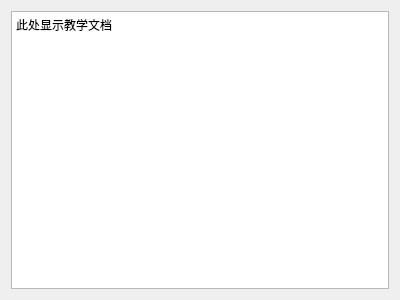
Qt form StudyResourse.ui (TenWoods/PBR_Renderer) before a commit.
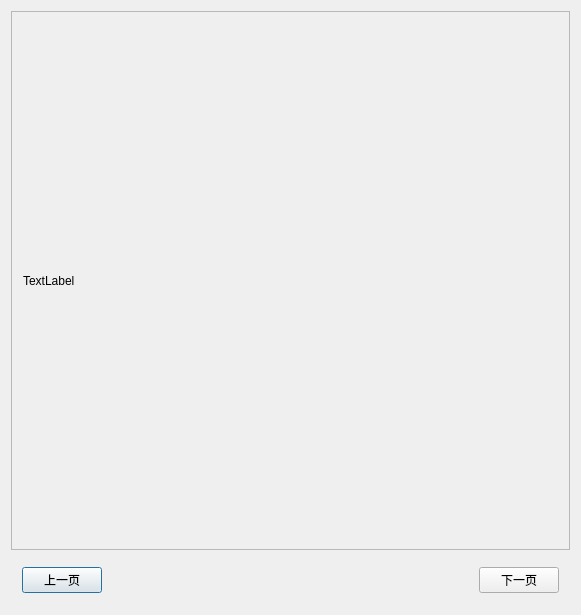
The same form after that commit.

Commit message: 教学界面交互完成

```diff
--- a/StudyResourse.ui
+++ b/StudyResourse.ui
@@ -6,8 +6,8 @@
    <rect>
     <x>0</x>
     <y>0</y>
-    <width>400</width>
-    <height>300</height>
+    <width>581</width>
+    <height>615</height>
    </rect>
   </property>
   <property name="windowTitle">
@@ -15,14 +15,68 @@
   </property>
   <layout class="QVBoxLayout" name="verticalLayout">
    <item>
-    <widget class="QTextBrowser" name="textBrowser">
-     <property name="html">
-      <string>&lt;!DOCTYPE HTML PUBLIC &quot;-//W3C//DTD HTML 4.0//EN&quot; &quot;http://www.w3.org/TR/REC-html40/strict.dtd&quot;&gt;
-&lt;html&gt;&lt;head&gt;&lt;meta name=&quot;qrichtext&quot; content=&quot;1&quot; /&gt;&lt;style type=&quot;text/css&quot;&gt;
-p, li { white-space: pre-wrap; }
-&lt;/style&gt;&lt;/head&gt;&lt;body style=&quot; font-family:'SimSun'; font-size:9pt; font-weight:400; font-style:normal;&quot;&gt;
-&lt;p style=&quot; margin-top:0px; margin-bottom:0px; margin-left:0px; margin-right:0px; -qt-block-indent:0; text-indent:0px;&quot;&gt;此处显示教学文档&lt;/p&gt;&lt;/body&gt;&lt;/html&gt;</string>
+    <widget class="QScrollArea" name="scrollArea">
+     <property name="widgetResizable">
+      <bool>true</bool>
      </property>
+     <widget class="QWidget" name="scrollAreaWidgetContents">
+      <property name="geometry">
+       <rect>
+        <x>0</x>
+        <y>0</y>
+        <width>561</width>
+        <height>548</height>
+       </rect>
+      </property>
+      <layout class="QGridLayout" name="gridLayout">
+       <item row="0" column="0">
+        <widget class="QLabel" name="label">
+         <property name="sizePolicy">
+          <sizepolicy hsizetype="Preferred" vsizetype="Preferred">
+           <horstretch>0</horstretch>
+           <verstretch>0</verstretch>
+          </sizepolicy>
+         </property>
+         <property name="text">
+          <string>TextLabel</string>
+         </property>
+        </widget>
+       </item>
+      </layout>
+     </widget>
+    </widget>
+   </item>
+   <item>
+    <widget class="QWidget" name="widget" native="true">
+     <layout class="QHBoxLayout" name="horizontalLayout">
+      <item>
+       <widget class="QPushButton" name="upButton">
+        <property name="text">
+         <string>上一页</string>
+        </property>
+       </widget>
+      </item>
+      <item>
+       <spacer name="horizontalSpacer">
+        <property name="orientation">
+         <enum>Qt::Horizontal</enum>
+        </property>
+        <property name="sizeHint" stdset="0">
+         <size>
+          <width>40</width>
+          <height>20</height>
+         </size>
+        </property>
+       </spacer>
+      </item>
+      <item>
+       <widget class="QPushButton" name="downButton">
+        <property name="text">
+         <string>下一页</string>
+        </property>
+       </widget>
+      </item>
+     </layout>
     </widget>
    </item>
   </layout>
```
The commit also changes 68 other files.
